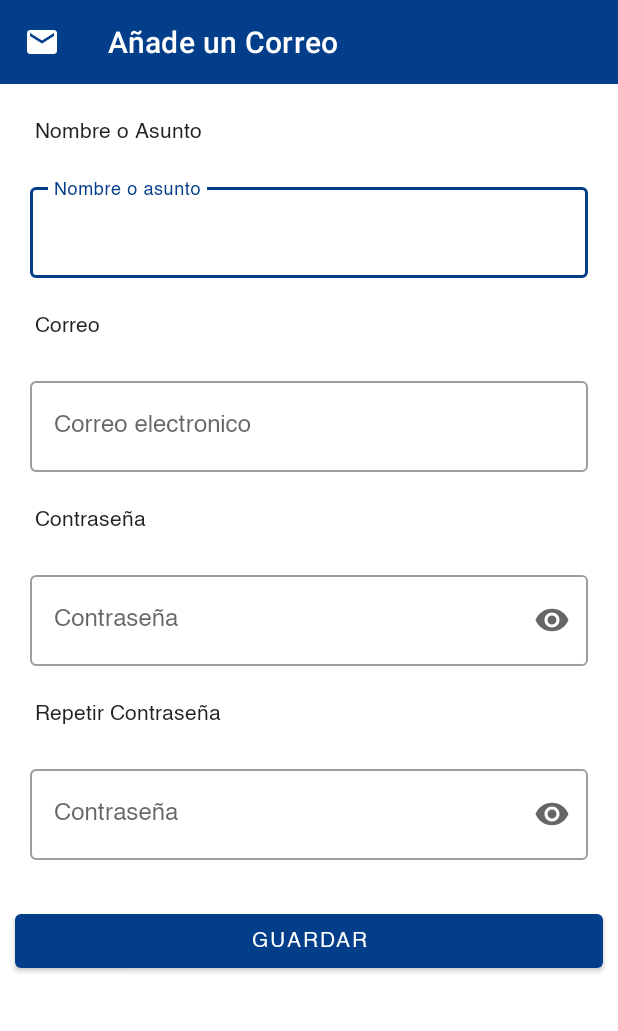
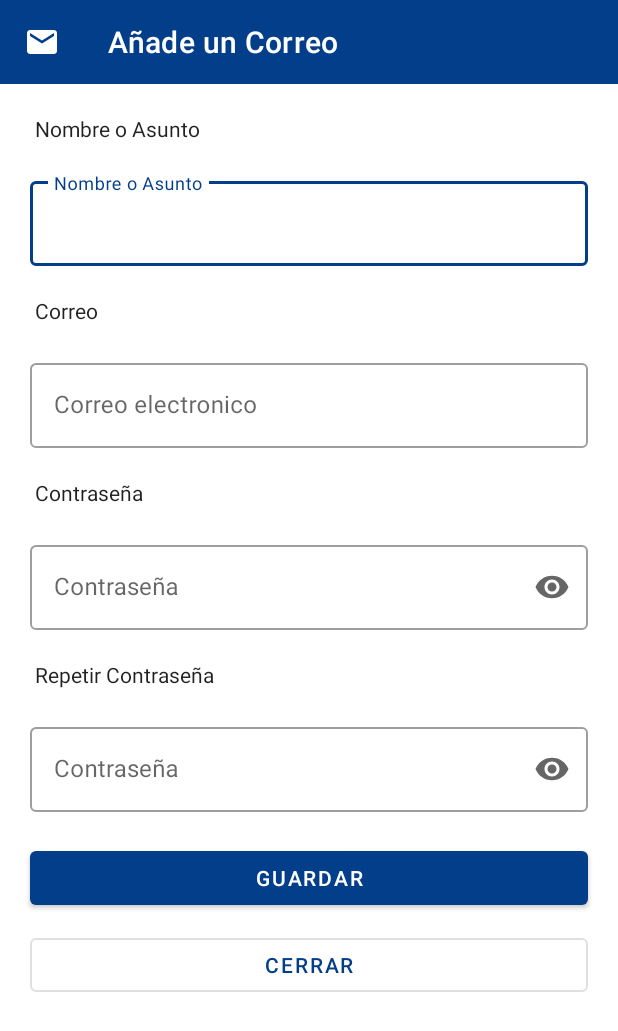
Before and after one commit to AbrahamLCodes/PasswordManager, an Android app: the FormCorreo screen opened directly, with no data from a screen before it, on a phone screen of 412 x 824 dp. Shown: the top 1031 px of the screen. Run offline under Robolectric (Android 15) with nearby library versions, the phone set to English and light mode, and no system bars.

Commit message:
cuentas form and FAB fixed

```diff
--- a/app/build.gradle
+++ b/app/build.gradle
@@ -37,6 +37,9 @@ dependencies {
     api 'com.google.android.material:material:1.1.0-alpha06'
     implementation 'androidx.legacy:legacy-support-v4:1.0.0'
     //-->
+    implementation "com.leinardi.android:speed-dial:3.1.1"
+
+    //
     implementation "org.jetbrains.kotlin:kotlin-stdlib:$kotlin_version"
     implementation 'androidx.core:core-ktx:1.2.0'
     implementation 'androidx.appcompat:appcompat:1.2.0'
--- a/app/src/main/res/layout/activity_form_correo.xml
+++ b/app/src/main/res/layout/activity_form_correo.xml
@@ -6,18 +6,16 @@
     android:layout_height="match_parent"
     android:orientation="vertical"
     tools:context=".formactivities.FormCorreo">
-
     <com.google.android.material.appbar.MaterialToolbar
         android:layout_width="match_parent"
         android:layout_height="wrap_content"
         android:background="#023E8A"
+        app:titleTextColor="@color/white"
+        app:title="Añade un Correo"
         app:navigationIcon="@drawable/ic_mail_24px"
-        app:title="Añade un Correo"
-        app:titleTextColor="@color/white">
-
+        >
 
     </com.google.android.material.appbar.MaterialToolbar>
-
     <ScrollView xmlns:android="http://schemas.android.com/apk/res/android"
         android:layout_width="match_parent"
         android:layout_height="match_parent"
@@ -27,14 +25,12 @@
             android:layout_width="match_parent"
             android:layout_height="match_parent"
             android:stretchColumns="1">
-
             <com.google.android.material.textview.MaterialTextView
                 style="@style/TextAppearance.AppCompat"
                 android:layout_width="match_parent"
                 android:layout_height="wrap_content"
                 android:layout_marginHorizontal="23dp"
                 android:layout_marginTop="20dp"
-                android:fontFamily="@font/helvetica"
                 android:text="Nombre o Asunto" />
 
             <com.google.android.material.textfield.TextInputLayout
@@ -42,88 +38,86 @@
                 android:layout_width="match_parent"
                 android:layout_height="wrap_content"
                 android:layout_margin="20dp"
-                android:hint="Nombre o asunto">
+                android:hint="Nombre o Asunto">
 
                 <com.google.android.material.textfield.TextInputEditText
                     android:id="@+id/asunto"
                     android:layout_width="match_parent"
                     android:layout_height="wrap_content"
-                    android:fontFamily="@font/helvetica"
                     android:inputType="text" />
 
             </com.google.android.material.textfield.TextInputLayout>
 
+
             <com.google.android.material.textview.MaterialTextView
-                style="@style/TextAppearance.AppCompat"
                 android:layout_width="match_parent"
                 android:layout_height="wrap_content"
+                android:text="Correo"
+                style="@style/TextAppearance.AppCompat"
                 android:layout_marginHorizontal="23dp"
-                android:fontFamily="@font/helvetica"
-                android:text="Correo" />
 
+                />
             <com.google.android.material.textfield.TextInputLayout
-                style="@style/Widget.MaterialComponents.TextInputLayout.OutlinedBox"
                 android:layout_width="match_parent"
                 android:layout_height="wrap_content"
+                android:hint="Correo electronico"
                 android:layout_margin="20dp"
-                android:hint="Correo electronico">
-
+                style="@style/Widget.MaterialComponents.TextInputLayout.OutlinedBox"
+                >
                 <com.google.android.material.textfield.TextInputEditText
                     android:id="@+id/correo"
                     android:layout_width="match_parent"
                     android:layout_height="wrap_content"
-                    android:fontFamily="@font/helvetica"
-                    android:inputType="textEmailAddress" />
+                    android:inputType="textEmailAddress"
+                    />
 
             </com.google.android.material.textfield.TextInputLayout>
-
             <com.google.android.material.textview.MaterialTextView
-                style="@style/TextAppearance.AppCompat"
                 android:layout_width="match_parent"
                 android:layout_height="wrap_content"
+                android:text="Contraseña "
+                style="@style/TextAppearance.AppCompat"
                 android:layout_marginHorizontal="23dp"
-                android:fontFamily="@font/helvetica"
-                android:text="Contraseña " />
-
+                />
             <com.google.android.material.textfield.TextInputLayout
-                style="@style/Widget.MaterialComponents.TextInputLayout.OutlinedBox"
                 android:layout_width="match_parent"
                 android:layout_height="wrap_content"
+                android:hint="Contraseña"
                 android:layout_margin="20dp"
-                android:hint="Contraseña"
-                app:endIconMode="password_toggle">
-
+                app:endIconMode="password_toggle"
+                style="@style/Widget.MaterialComponents.TextInputLayout.OutlinedBox"
+                >
                 <com.google.android.material.textfield.TextInputEditText
                     android:id="@+id/contrasenia"
                     android:layout_width="match_parent"
                     android:layout_height="wrap_content"
-                    android:fontFamily="@font/helvetica"
-                    android:inputType="textPassword" />
+                    android:inputType="textPassword"
+
+                    />
 
             </com.google.android.material.textfield.TextInputLayout>
-
             <com.google.android.material.textview.MaterialTextView
-                style="@style/TextAppearance.AppCompat"
                 android:layout_width="match_parent"
                 android:layout_height="wrap_content"
+                android:text="Repetir Contraseña "
+                style="@style/TextAppearance.AppCompat"
                 android:layout_marginHorizontal="23dp"
-                android:fontFamily="@font/helvetica"
-                android:text="Repetir Contraseña " />
-
+                />
             <com.google.android.material.textfield.TextInputLayout
-                style="@style/Widget.MaterialComponents.TextInputLayout.OutlinedBox"
                 android:layout_width="match_parent"
                 android:layout_height="wrap_content"
+                android:hint="Contraseña"
+                app:endIconMode="password_toggle"
                 android:layout_margin="20dp"
-                android:hint="Contraseña"
-                app:endIconMode="password_toggle">
+                style="@style/Widget.MaterialComponents.TextInputLayout.OutlinedBox"
+                >
 
                 <com.google.android.material.textfield.TextInputEditText
                     android:id="@+id/contrasenia1"
                     android:layout_width="match_parent"
                     android:layout_height="wrap_content"
-                    android:fontFamily="@font/helvetica"
-                    android:inputType="textPassword" />
+                    android:inputType="textPassword"
+                    />
 
             </com.google.android.material.textfield.TextInputLayout>
 
@@ -131,9 +125,27 @@
                 android:id="@+id/guardarBtn"
                 android:layout_width="match_parent"
                 android:layout_height="wrap_content"
-                android:layout_margin="10dp"
-                android:fontFamily="@font/helvetica"
-                android:text="guardar" />
+                android:layout_marginHorizontal="20dp"
+                android:text="guardar"
+               />
+
+            <com.google.android.material.button.MaterialButton
+                android:id="@+id/cerrarBtn"
+                android:layout_width="match_parent"
+                android:layout_height="wrap_content"
+                android:layout_marginHorizontal="20dp"
+                android:layout_marginTop="10dp"
+                android:text="Cerrar"
+                style="@style/Widget.MaterialComponents.Button.OutlinedButton"
+                android:textColor="#023E8A"
+                >
+
+            </com.google.android.material.button.MaterialButton>
+
         </TableLayout>
     </ScrollView>
+
+
+
+
 </LinearLayout>
--- a/app/src/main/res/layout/activity_main.xml
+++ b/app/src/main/res/layout/activity_main.xml
@@ -135,4 +135,5 @@
             </LinearLayout>
         </LinearLayout>
     </ScrollView>
+
 </androidx.constraintlayout.widget.ConstraintLayout>
```
Also changed, not shown: app/src/main/java/portafolio/apps/passwordmanager/activities/FormCuentas.kt (added, +25 -0 lines), app/src/main/java/portafolio/apps/passwordmanager/activities/HomeActivity.kt (+6 -4 lines), app/src/main/res/drawable/ic_account_circle_24px.xml (added, +9 -0 lines), app/src/main/res/layout/activity_form_cuentas.xml (added, +194 -0 lines), app/src/main/res/layout/activity_home.xml (+37 -24 lines), app/src/main/res/layout/item_dropdown_menu.xml (added, +14 -0 lines).
